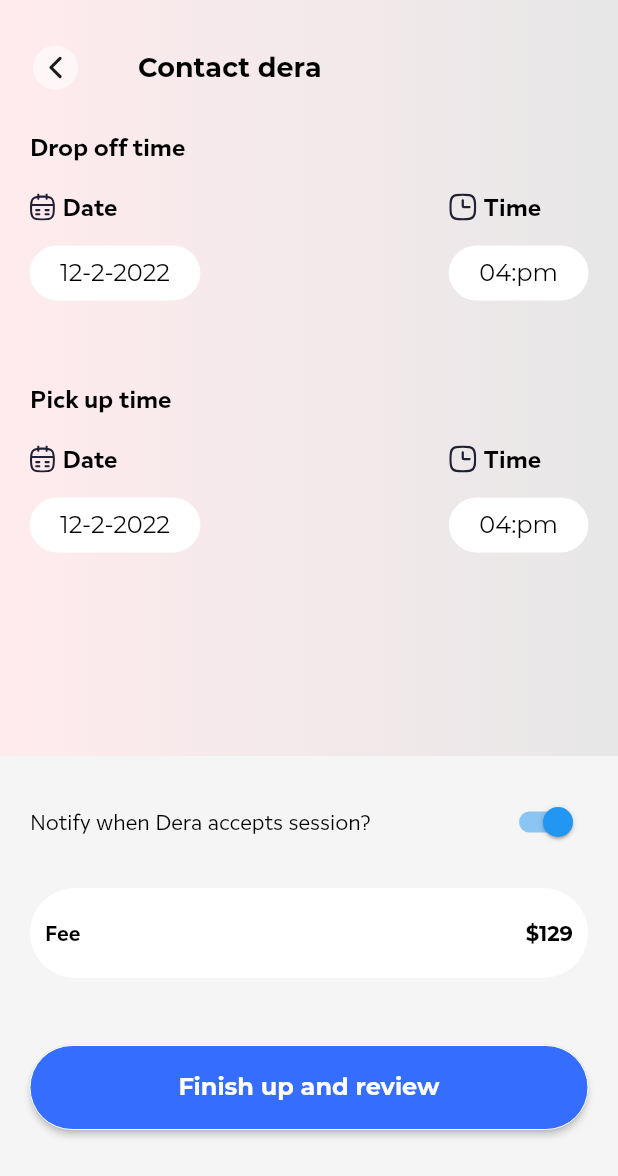
After one commit to naztechnation/Petnity, a Flutter app: the ContactProvider screen opened directly, on a phone screen of 412 x 824 dp. The commit adds this screen. Shown: the top 1176 px of the screen. Run offline on Flutter 3.47's test engine with Material 2 defaults, Android fonts, the phone set to English and light mode, and no system bars; our stand-ins replace equatable, flutter_bloc, flutter_svg, fluttertoast, geocoding, geolocator and 4 more; project files that could hold a hidden picture were left out.

Commit message:
added contact provider page

```diff
--- a/lib/res/app_images.dart
+++ b/lib/res/app_images.dart
@@ -51,6 +51,8 @@ class AppImages {
   static const verified = '${_svgBaseUrl}verified.svg';
   static const star = '${_svgBaseUrl}star_icon.svg';
   static const messageArrow = '${_svgBaseUrl}message_arrow.svg';
+  static const calender = '${_svgBaseUrl}calender.svg';
+  static const time = '${_svgBaseUrl}time.svg';
 
   ///Gif images
   static const _gifBaseUrl = '${_baseUrl}gifs/';
--- /dev/null
+++ b/lib/ui/landing_page/services/contact_provider.dart
@@ -0,0 +1,64 @@
+import 'dart:io';
+
+import 'package:flutter/material.dart';
+import 'package:petnity/res/app_images.dart';
+import 'package:petnity/ui/landing_page/services/widgets/contact_bottom.dart';
+
+import '../../../res/app_colors.dart';
+import '../../../res/app_constants.dart';
+import '../../../res/app_strings.dart';
+import '../../widgets/back_button.dart';
+import '../../widgets/button_view.dart';
+import '../../widgets/custom_text.dart';
+import '../../widgets/image_view.dart';
+import 'widgets/contact_top.dart';
+
+class ContactProvider extends StatelessWidget {
+  const ContactProvider({super.key});
+
+  @override
+  Widget build(BuildContext context) {
+    return Scaffold(
+      body: Container(
+        height: screenSize(context).height,
+        width: screenSize(context).width,
+        decoration: BoxDecoration(
+            gradient: LinearGradient(
+                colors: [AppColors.scaffoldColor, Colors.red.shade50],
+                begin: Alignment.topRight,
+                end: Alignment.topLeft)),
+        child: SingleChildScrollView(
+          child: Column(
+            crossAxisAlignment: CrossAxisAlignment.start,
+            children: [
+              SafeArea(child: SizedBox(height: (Platform.isAndroid) ? 30 : 0)),
+              Row(
+                children: [
+                  backButton(context),
+                  const SizedBox(
+                    width: 40,
+                  ),
+                  CustomText(
+                    textAlign: TextAlign.center,
+                    maxLines: 2,
+                    text: 'Contact dera',
+                    weight: FontWeight.w600,
+                    size: 18,
+                    fontFamily: AppStrings.montserrat,
+                    color: Colors.black,
+                  ),
+                ],
+              ),
+              const SizedBox(
+                height: 28,
+              ),
+              contactTop (),
+
+            ],
+          ),
+        ),
+      ),
+      bottomNavigationBar: ContactBottom(),
+    );
+  }
+}
--- a/lib/ui/landing_page/services/service_provider_profile.dart
+++ b/lib/ui/landing_page/services/service_provider_profile.dart
@@ -26,7 +26,8 @@ class ServiceProviderProfile extends StatelessWidget {
     return   Scaffold(
       body: Stack(
         children: [
-          Container(height: screenSize(context).height,
+          Container(
+            height: screenSize(context).height,
             width: screenSize(context).width,
             decoration: BoxDecoration(
                 gradient: LinearGradient(
--- /dev/null
+++ b/lib/ui/landing_page/services/widgets/contact_bottom.dart
@@ -0,0 +1,89 @@
+
+
+import 'package:flutter/material.dart';
+import 'package:petnity/res/app_colors.dart';
+
+import '../../../../res/app_strings.dart';
+import '../../../widgets/button_view.dart';
+import '../../../widgets/custom_text.dart';
+
+class ContactBottom extends StatefulWidget {
+
+  const ContactBottom({super.key});
+
+  @override
+  State<ContactBottom> createState() => _ContactBottomState();
+}
+
+class _ContactBottomState extends State<ContactBottom> {
+
+  bool _value = true;
+  @override
+  Widget build(BuildContext context) {
+    return Container(height: 320,
+    color: Colors.grey.shade100,
+  padding: const EdgeInsets.all(20),
+  child: Column(children: [
+    Row(
+      mainAxisAlignment: MainAxisAlignment.spaceBetween,
+      children: [
+      CustomText(
+                    textAlign: TextAlign.center,
+                    maxLines: 2,
+                    text: 'Notify when Dera accepts session?',
+                    weight: FontWeight.w500,
+                    size: 14,
+                    fontFamily: AppStrings.interSans,
+                    color: Colors.black,
+                  ),
+                  Switch.adaptive(
+      value: _value,
+      onChanged: (newValue) => setState(() => _value = newValue),
+    ),
+    ],),
+    const SizedBox(height: 20,),
+    Container(
+      padding: const EdgeInsets.symmetric(horizontal: 10),
+      height: 60,decoration: BoxDecoration(color: Colors.white, borderRadius: BorderRadius.circular(30)),
+    child: Row(
+      mainAxisAlignment: MainAxisAlignment.spaceBetween,
+      children: [
+      CustomText(
+                    textAlign: TextAlign.center,
+                    maxLines: 2,
+                    text: 'Fee',
+                    weight: FontWeight.w600,
+                    size: 14,
+                    fontFamily: AppStrings.interSans,
+                    color: Colors.black,
+                  ),
+                   CustomText(
+                    textAlign: TextAlign.center,
+                    maxLines: 2,
+                    text: '\$129',
+                    weight: FontWeight.w600,
+                    size: 14,
+                    color: Colors.black,
+                  ),
+    ]),
+    ),
+    const SizedBox(height: 45,),
+    ButtonView(
+                              color: AppColors.lightSecondary,
+
+                              borderColor: Colors.white,
+                              borderRadius: 40,
+                              onPressed: () {},
+                              child: CustomText(
+                                textAlign: TextAlign.left,
+                                maxLines: 2,
+                                text: 'Finish up and review',
+                                weight: FontWeight.w600,
+                                size: 16,
+                                color: Colors.white,
+                              ),
+                            )
+  ],),
+  );
+  }
+}
--- /dev/null
+++ b/lib/ui/landing_page/services/widgets/contact_top.dart
@@ -0,0 +1,232 @@
+
+
+import 'package:flutter/material.dart';
+
+import '../../../../res/app_images.dart';
+import '../../../../res/app_strings.dart';
+import '../../../widgets/button_view.dart';
+import '../../../widgets/custom_text.dart';
+import '../../../widgets/image_view.dart';
+
+Widget contactTop (){
+  return Padding(
+                padding: const EdgeInsets.symmetric(horizontal: 20.0),
+                child: Column(
+                  crossAxisAlignment: CrossAxisAlignment.start,
+                  children: [
+                    CustomText(
+                      textAlign: TextAlign.center,
+                      maxLines: 2,
+                      text: 'Drop off time',
+                      weight: FontWeight.w700,
+                      size: 16,
+                      fontFamily: AppStrings.interSans,
+                      color: Colors.black,
+                    ),
+                    const SizedBox(
+                      height: 20,
+                    ),
+                    Row(
+                      mainAxisAlignment: MainAxisAlignment.spaceBetween,
+                      children: [
+                        Column(
+                          crossAxisAlignment: CrossAxisAlignment.start,
+                          children: [
+                            Row(
+                              children: [
+                                ImageView.svg(
+                                  AppImages.calender,
+                                  height: 18,
+                                ),
+                                SizedBox(width: 5),
+                                CustomText(
+                                  textAlign: TextAlign.center,
+                                  maxLines: 2,
+                                  text: 'Date',
+                                  weight: FontWeight.w700,
+                                  size: 16,
+                                  fontFamily: AppStrings.interSans,
+                                  color: Colors.black,
+                                ),
+                              ],
+                            ),
+                            const SizedBox(
+                              height: 10,
+                            ),
+                            ButtonView(
+                              color: Colors.white,
+                              expanded: false,
+                              padding:
+                                  const EdgeInsets.symmetric(horizontal: 20),
+                              borderColor: Colors.white,
+                              borderRadius: 40,
+                              onPressed: () {},
+                              child: CustomText(
+                                textAlign: TextAlign.left,
+                                maxLines: 2,
+                                text: '12-2-2022',
+                                weight: FontWeight.w500,
+                                size: 16,
+                                color: Colors.black,
+                              ),
+                            )
+                          ],
+                        ),
+                        Column(
+                          crossAxisAlignment: CrossAxisAlignment.start,
+                          children: [
+                            Row(
+                              children: [
+                                ImageView.svg(
+                                  AppImages.time,
+                                  height: 18,
+                                ),
+                                SizedBox(
+                                  width: 5,
+                                ),
+                                CustomText(
+                                  textAlign: TextAlign.center,
+                                  maxLines: 2,
+                                  text: 'Time',
+                                  weight: FontWeight.w700,
+                                  size: 16,
+                                  fontFamily: AppStrings.interSans,
+                                  color: Colors.black,
+                                ),
+                              ],
+                            ),
+                            const SizedBox(
+                              height: 10,
+                            ),
+                            ButtonView(
+                              color: Colors.white,
+                              expanded: false,
+                              padding:
+                                  const EdgeInsets.symmetric(horizontal: 20),
+                              borderColor: Colors.white,
+                              borderRadius: 40,
+                              onPressed: () {},
+                              child: CustomText(
+                                textAlign: TextAlign.left,
+                                maxLines: 2,
+                                text: '04:pm',
+                                weight: FontWeight.w500,
+                                size: 16,
+                                color: Colors.black,
+                              ),
+                            )
+                          ],
+                        )
+                      ],
+                    ),
+                    const SizedBox(height: 50,),
+                    CustomText(
+                      textAlign: TextAlign.center,
+                      maxLines: 2,
+                      text: 'Pick up time',
+                      weight: FontWeight.w700,
+                      size: 16,
+                      fontFamily: AppStrings.interSans,
+                      color: Colors.black,
+                    ),
+                    const SizedBox(
+                      height: 20,
+                    ),
+                    Row(
+                      mainAxisAlignment: MainAxisAlignment.spaceBetween,
+                      children: [
+                        Column(
+                          crossAxisAlignment: CrossAxisAlignment.start,
+                          children: [
+                            Row(
+                              children: [
+                                ImageView.svg(
+                                  AppImages.calender,
+                                  height: 18,
+                                ),
+                                SizedBox(width: 5),
+                                CustomText(
+                                  textAlign: TextAlign.center,
+                                  maxLines: 2,
+                                  text: 'Date',
+                                  weight: FontWeight.w700,
+                                  size: 16,
+                                  fontFamily: AppStrings.interSans,
+                                  color: Colors.black,
+                                ),
+                              ],
+                            ),
+                            const SizedBox(
+                              height: 10,
+                            ),
+                            ButtonView(
+                              color: Colors.white,
+                              expanded: false,
+                              padding:
+                                  const EdgeInsets.symmetric(horizontal: 20),
+                              borderColor: Colors.white,
+                              borderRadius: 40,
+                              onPressed: () {},
+                              child: CustomText(
+                                textAlign: TextAlign.left,
+                                maxLines: 2,
+                                text: '12-2-2022',
+                                weight: FontWeight.w500,
+                                size: 16,
+                                color: Colors.black,
+                              ),
+                            )
+                          ],
+                        ),
+
+                        Column(
+                          crossAxisAlignment: CrossAxisAlignment.start,
+                          children: [
+                            Row(
+                              children: [
+                                ImageView.svg(
+                                  AppImages.time,
+                                  height: 18,
+                                ),
+                                SizedBox(
+                                  width: 5,
+                                ),
+                                CustomText(
+                                  textAlign: TextAlign.center,
+                                  maxLines: 2,
+                                  text: 'Time',
+                                  weight: FontWeight.w700,
+                                  size: 16,
+                                  fontFamily: AppStrings.interSans,
+                                  color: Colors.black,
+                                ),
+                              ],
+                            ),
+                            const SizedBox(
+                              height: 10,
+                            ),
+                            ButtonView(
+                              color: Colors.white,
+                              expanded: false,
+                              padding:
+                                  const EdgeInsets.symmetric(horizontal: 20),
+                              borderColor: Colors.white,
+                              borderRadius: 40,
+                              onPressed: () {},
+                              child: CustomText(
+                                textAlign: TextAlign.left,
+                                maxLines: 2,
+                                text: '04:pm',
+                                weight: FontWeight.w500,
+                                size: 16,
+                                color: Colors.black,
+                              ),
+                            )
+                          ],
+                        )
+                      ],
+                    ),
+                  ],
+                ),
+              );
+}
--- a/lib/ui/location/widgets/location_search.dart
+++ b/lib/ui/location/widgets/location_search.dart
@@ -4,6 +4,8 @@ import 'package:flutter_bloc/flutter_bloc.dart';
 import '../../../blocs/location/location.dart';
 import '../../../model/data_models/location/location_prediction.dart';
 import '../../../res/app_images.dart';
+import '../../../utils/navigator/page_navigator.dart';
+import '../../landing_page/services/contact_provider.dart';
 import '../../widgets/button_view.dart';
 import '../../widgets/custom_text.dart';
 import '../../widgets/image_view.dart';
@@ -20,6 +22,8 @@ class LocationSearch extends StatefulWidget {
 
 class _LocationSearchState extends State<LocationSearch> {
   late LocationCubit _locationCubit;
+
+  bool showNextBtn = false;
 
   @override
   void initState() {
@@ -57,8 +61,14 @@ Text(_locationCubit.userViewModel.address,
                             style: const TextStyle(
                                 fontSize: 14, fontWeight: FontWeight.w400)),
                               ],),
-                      ButtonView(
-                          onPressed: () {},
+                      Visibility(
+                        visible: !showNextBtn,
+                        child: ButtonView(
+                            onPressed: () {
+                              setState(() {
+                                showNextBtn = true;
+                              });
+                            },
 
                             processing: false,
                             expanded: false,
@@ -66,6 +76,7 @@ Text(_locationCubit.userViewModel.address,
                                 textAlign: TextAlign.center,
                                 style:
                                 TextStyle(fontSize: 12, fontWeight: FontWeight.w400))),
+                      ),
 
                     ],
                   ),
@@ -154,6 +165,20 @@ Text(_locationCubit.userViewModel.address,
                       );
                     },
                   ),
+                  const SizedBox(height: 25.0),
+
+                 if(showNextBtn)  ButtonView(
+                            onPressed: () {
+                                                            AppNavigator.pushAndStackPage(context, page: ContactProvider());
+
+                            },
+
+                            processing: false,
+                            child: const Text('Next',
+                                textAlign: TextAlign.center,
+                                style:
+                                TextStyle(fontSize: 14, fontWeight: FontWeight.w500))),
+
                 ],
               ),
             );
```
Also changed, not shown: assets/images/svgs/calender.svg (added), assets/images/svgs/time.svg (added). Lines whose indentation alone changed are shown as unchanged.
